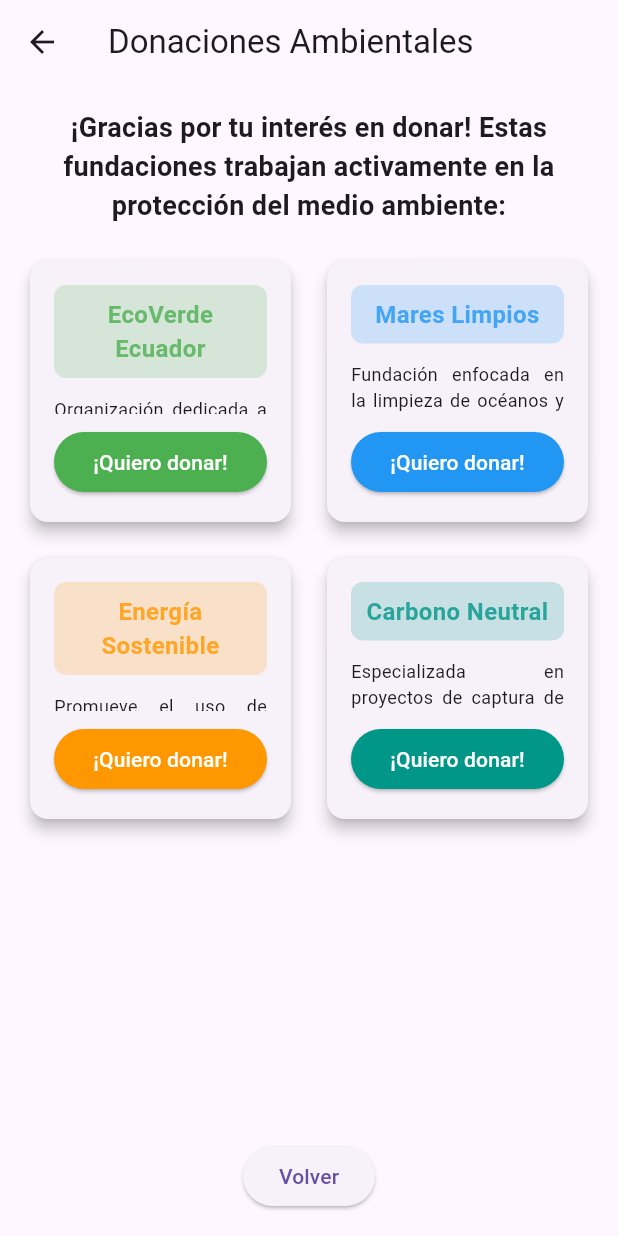
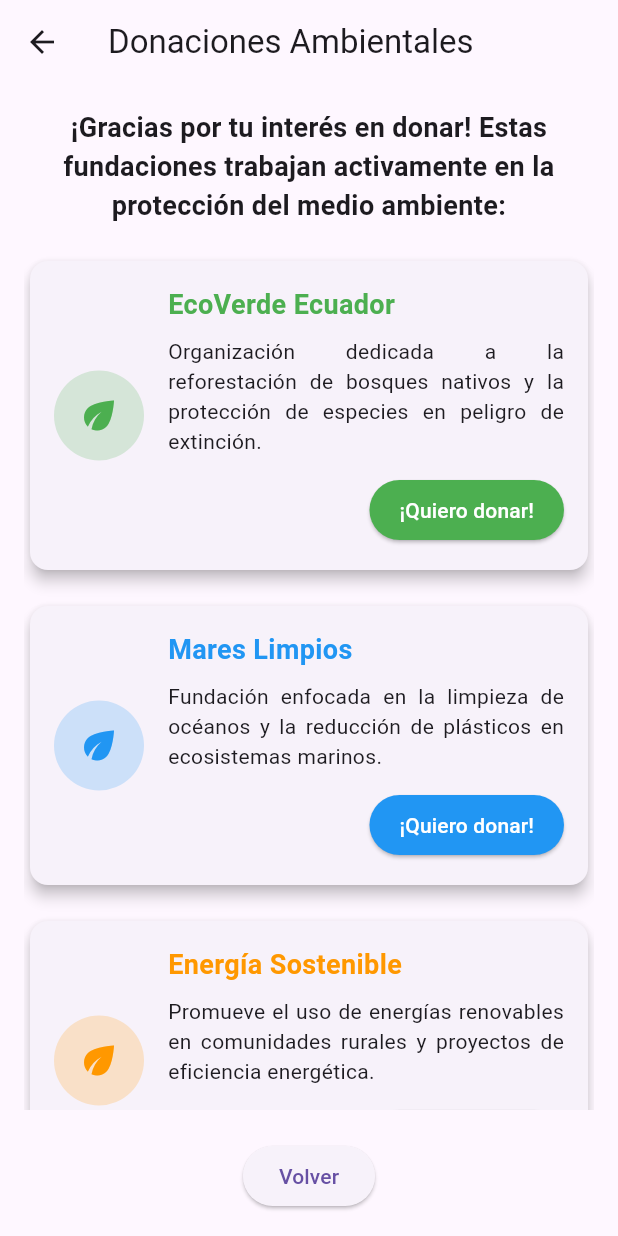
Before and after one commit to Tburgos11/HuellaCarbono, a Flutter app: the DonacionesScreen screen opened by its route, on a phone screen of 412 x 824 dp. Run offline on Flutter 3.47's test engine with Material 3 defaults, Android fonts, the light colour scheme and no system bars.

Commit message:
Mejora de donaciones
Se mejoro la vista de donaciones para que este en lista
Se borró registro de datos prueba

```diff
--- a/frontend/lib/screens/donaciones_screen.dart
+++ b/frontend/lib/screens/donaciones_screen.dart
@@ -20,30 +20,34 @@ class DonacionesScreen extends StatelessWidget {
             ),
             const SizedBox(height: 20),
             Expanded(
-              child: GridView.count(
-                crossAxisCount: 2,
-                crossAxisSpacing: 16,
-                mainAxisSpacing: 16,
+              child: ListView(
                 children: [
                   _buildFoundationCard(
                     'EcoVerde Ecuador',
                     'Organización dedicada a la reforestación de bosques nativos y la protección de especies en peligro de extinción.',
                     Colors.green,
+                    context,
                   ),
+                  const SizedBox(height: 16),
                   _buildFoundationCard(
                     'Mares Limpios',
                     'Fundación enfocada en la limpieza de océanos y la reducción de plásticos en ecosistemas marinos.',
                     Colors.blue,
+                    context,
                   ),
+                  const SizedBox(height: 16),
                   _buildFoundationCard(
                     'Energía Sostenible',
                     'Promueve el uso de energías renovables en comunidades rurales y proyectos de eficiencia energética.',
                     Colors.orange,
+                    context,
                   ),
+                  const SizedBox(height: 16),
                   _buildFoundationCard(
                     'Carbono Neutral',
                     'Especializada en proyectos de captura de carbono y compensación de emisiones mediante tecnologías verdes.',
                     Colors.teal,
+                    context,
                   ),
                 ],
               ),
@@ -61,53 +65,63 @@ class DonacionesScreen extends StatelessWidget {
     );
   }
 
-  Widget _buildFoundationCard(String name, String description, Color color) {
+  Widget _buildFoundationCard(String name, String description, Color color, BuildContext context) {
     return Card(
       elevation: 4,
       child: Padding(
         padding: const EdgeInsets.all(16.0),
+        child: Row(
+          children: [
+            // Icono circular con color de la fundación
+            Container(
+              width: 60,
+              height: 60,
+              decoration: BoxDecoration(
+                color: color.withOpacity(0.2),
+                shape: BoxShape.circle,
+              ),
+              child: Icon(
+                Icons.eco,
+                color: color,
+                size: 30,
+              ),
+            ),
+            const SizedBox(width: 16),
+            // Contenido expandible
+            Expanded(
               child: Column(
                 crossAxisAlignment: CrossAxisAlignment.start,
                 children: [
-            Container(
-              width: double.infinity,
-              padding: const EdgeInsets.all(8.0),
-              decoration: BoxDecoration(
-                color: color.withOpacity(0.2),
-                borderRadius: BorderRadius.circular(8),
-              ),
-              child: Text(
+                  Text(
                     name,
                     style: TextStyle(
-                  fontSize: 16,
+                      fontSize: 18,
                       fontWeight: FontWeight.bold,
-                  color: color.withOpacity(0.8),
-                ),
-                textAlign: TextAlign.center,
-              ),
-            ),
-            const SizedBox(height: 12),
-            Expanded(
-              child: Text(
-                description,
-                style: const TextStyle(fontSize: 12),
-                textAlign: TextAlign.justify,
+                      color: color,
                     ),
                   ),
                   const SizedBox(height: 8),
-            SizedBox(
-              width: double.infinity,
-              child: Builder(
-                builder: (context) => ElevatedButton(
+                  Text(
+                    description,
+                    style: const TextStyle(fontSize: 14),
+                    textAlign: TextAlign.justify,
+                  ),
+                  const SizedBox(height: 12),
+                  Align(
+                    alignment: Alignment.centerRight,
+                    child: ElevatedButton(
                       onPressed: () {
                         _showDonationDialog(context, name, color);
                       },
                       style: ElevatedButton.styleFrom(
                         backgroundColor: color,
                         foregroundColor: Colors.white,
+                        padding: const EdgeInsets.symmetric(horizontal: 20, vertical: 8),
                       ),
                       child: const Text('¡Quiero donar!'),
                     ),
+                  ),
+                ],
               ),
             ),
           ],
```
Also changed, not shown: 3 other files. Lines whose indentation alone changed are shown as unchanged.
